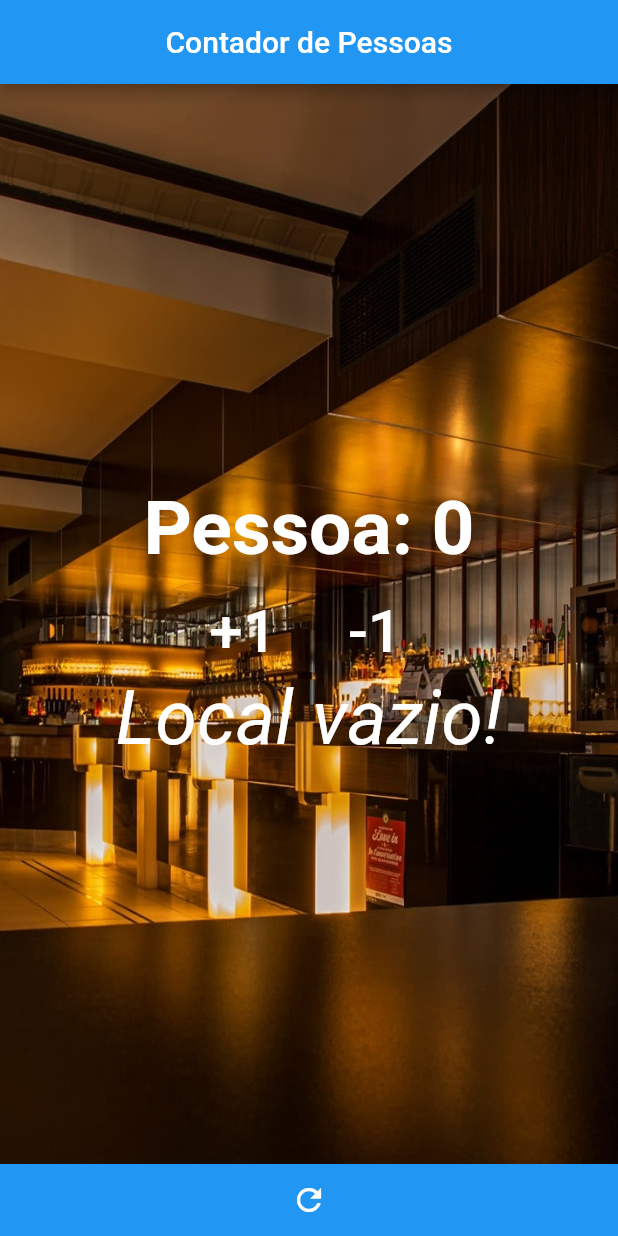
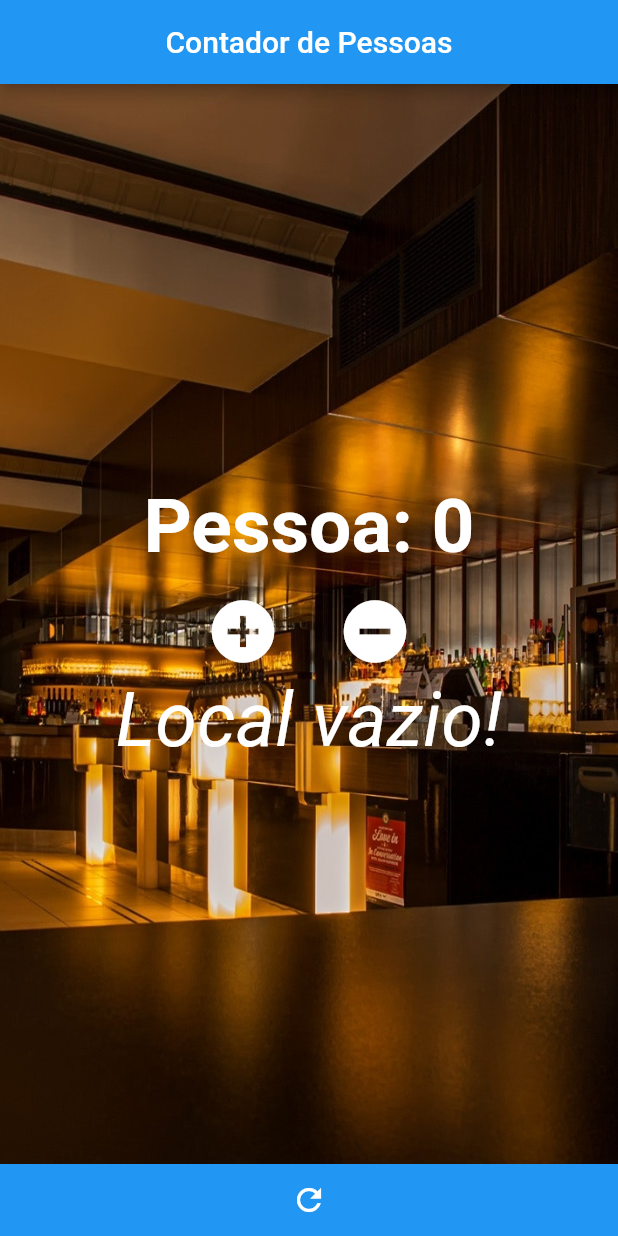
Before and after one commit to fillipe-felix/contador_pessoas_flutter, a Flutter app: the screen it shows after launch, on a phone screen of 412 x 824 dp. Run offline on Flutter 3.47's test engine with Material 2 defaults, Android fonts, the phone set to English and light mode, and no system bars.

```diff
--- a/lib/main.dart
+++ b/lib/main.dart
@@ -85,18 +85,20 @@ class _HomeState extends State<Home> {
                       onPressed: () {
                         _changePeople(1);
                       },
-                      child: Text(
-                        "+1",
-                        style: TextStyle(fontSize: 40, color: Colors.white),
-                      ),
+                      child: Icon(
+                        Icons.add_circle,
+                        color: Colors.white,
+                        size: 50,
+                      )
                     ),
                     FlatButton(
                       onPressed: () {
                         _changePeople(-1);
                       },
-                      child: Text(
-                        "-1",
-                        style: TextStyle(fontSize: 40, color: Colors.white),
+                      child: Icon(
+                        Icons.remove_circle,
+                        color: Colors.white,
+                        size: 50,
                       ),
                     ),
                   ],
```
Also changed, not shown: 1 other file.
